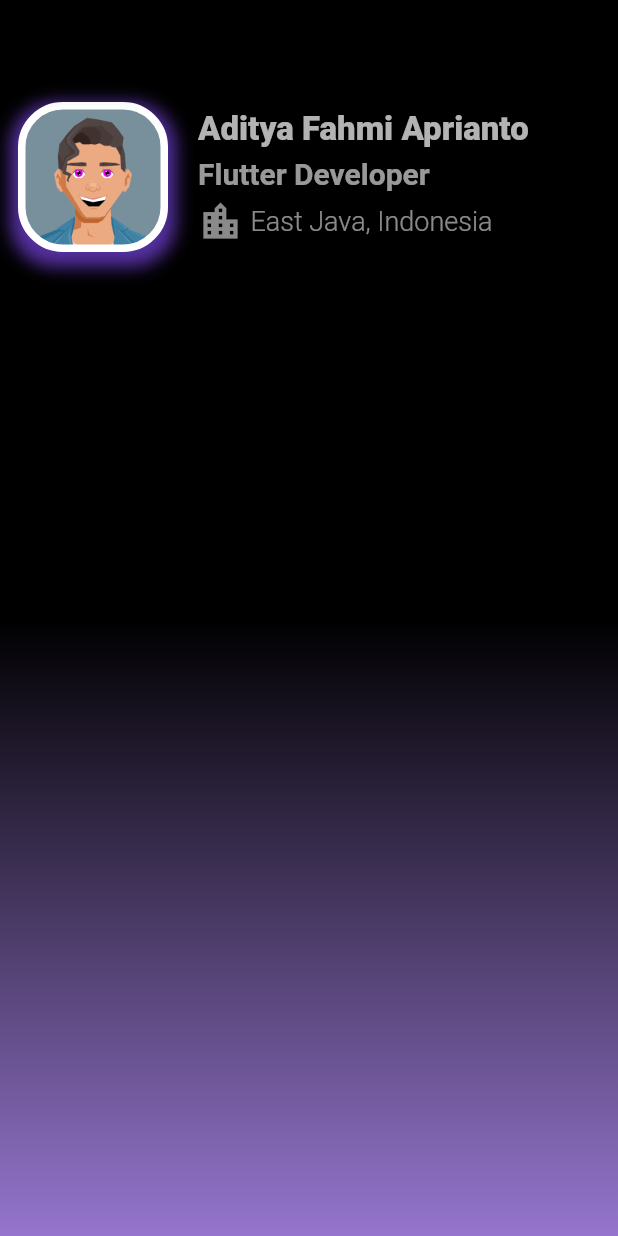
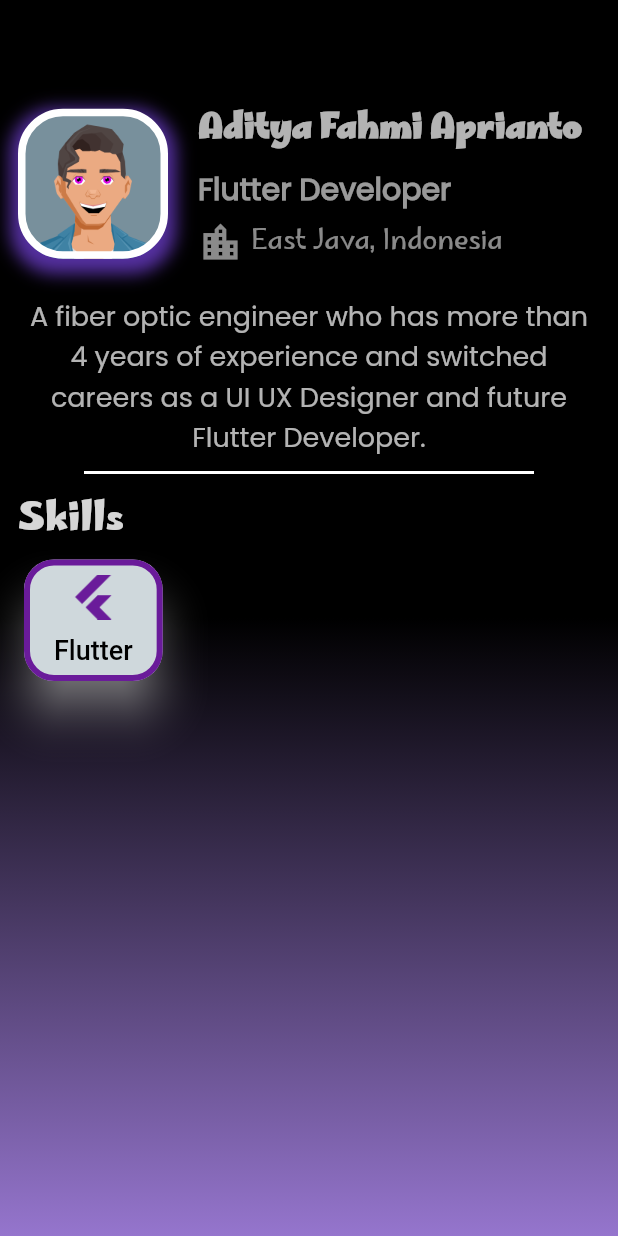
Before and after one commit to aditfahmi/my_resume, a Flutter app: the screen it shows after launch, on a phone screen of 412 x 824 dp. Run offline on Flutter 3.47's test engine with Material 2 defaults, Android fonts, the phone set to English and light mode, and no system bars.

Commit message:
Add Section Introduction and Skill

```diff
--- a/lib/main.dart
+++ b/lib/main.dart
@@ -61,7 +61,8 @@ class MyApp extends StatelessWidget {
                             style: TextStyle(
                                 color: Colors.white70,
                                 fontSize: 22.0,
-                                fontWeight: FontWeight.w900),
+                                fontWeight: FontWeight.w900,
+                                fontFamily: 'Marhey'),
                           ),
                           SizedBox(
                             height: 5.0,
@@ -71,7 +72,8 @@ class MyApp extends StatelessWidget {
                             style: TextStyle(
                                 color: Colors.white60,
                                 fontSize: 20.0,
-                                fontWeight: FontWeight.w600),
+                                fontWeight: FontWeight.w600,
+                                fontFamily: 'Poppins'),
                           ),
                           SizedBox(
                             height: 5.0,
@@ -91,12 +93,85 @@ class MyApp extends StatelessWidget {
                                 style: TextStyle(
                                     color: Colors.white54,
                                     fontSize: 18.0,
-                                    fontWeight: FontWeight.w300),
+                                    fontWeight: FontWeight.w300,
+                                    fontFamily: 'Marhey'),
                               ),
                             ],
                           )
                         ],
                       ),
+                    ],
+                  ),
+                  SizedBox(
+                    height: 20.0,
+                  ),
+                  Text(
+                    'A fiber optic engineer who has more than 4 years of experience and switched careers as a UI UX Designer and future Flutter Developer.',
+                    style: TextStyle(
+                        color: Colors.white70,
+                        fontSize: 18.0,
+                        fontWeight: FontWeight.w500,
+                        fontFamily: 'Poppins'),
+                    textAlign: TextAlign.center,
+                  ),
+                  SizedBox(
+                    height: 20.0,
+                    width: 300.0,
+                    child: Divider(
+                      thickness: 2.0,
+                      color: Colors.white,
+                    ),
+                  ),
+                  Container(
+                    alignment: Alignment.centerLeft,
+                    child: Text(
+                      'Skills',
+                      textAlign: TextAlign.left,
+                      style: TextStyle(
+                          color: Color.fromARGB(214, 255, 255, 255),
+                          fontFamily: 'Marhey',
+                          fontSize: 25.0,
+                          fontWeight: FontWeight.bold),
+                    ),
+                  ),
+                  Row(
+                    children: [
+                      Card(
+                        elevation: 12.0,
+                        shadowColor: Colors.white,
+                        shape: OutlineInputBorder(
+                          borderRadius: BorderRadius.circular(20.0),
+                          borderSide: BorderSide(
+                              color: Colors.purple.shade800, width: 4.0),
+                        ),
+                        color: Colors.blueGrey.shade100,
+                        child: Padding(
+                          padding: const EdgeInsets.symmetric(
+                              horizontal: 20.0, vertical: 10.0),
+                          child: Column(
+                            mainAxisAlignment: MainAxisAlignment.center,
+                            children: [
+                              Image(
+                                width: 30.0,
+                                height: 30.0,
+                                color: Colors.purple.shade800,
+                                image:
+                                    AssetImage('assets/icons/flutter_icon.png'),
+                              ),
+                              SizedBox(
+                                height: 10.0,
+                              ),
+                              Text(
+                                'Flutter',
+                                style: TextStyle(
+                                    color: Colors.black,
+                                    fontSize: 18.0,
+                                    fontWeight: FontWeight.w500),
+                              )
+                            ],
+                          ),
+                        ),
+                      )
                     ],
                   )
                 ],
```
Also changed, not shown: pubspec.yaml (+8 -11 lines), assets/fonts/Marhey-VariableFont_wght.ttf (added), assets/fonts/Poppins-Regular.ttf (added), assets/icons/flutter_icon.png (added), assets/images/AvatarMaker.svg (deleted).
